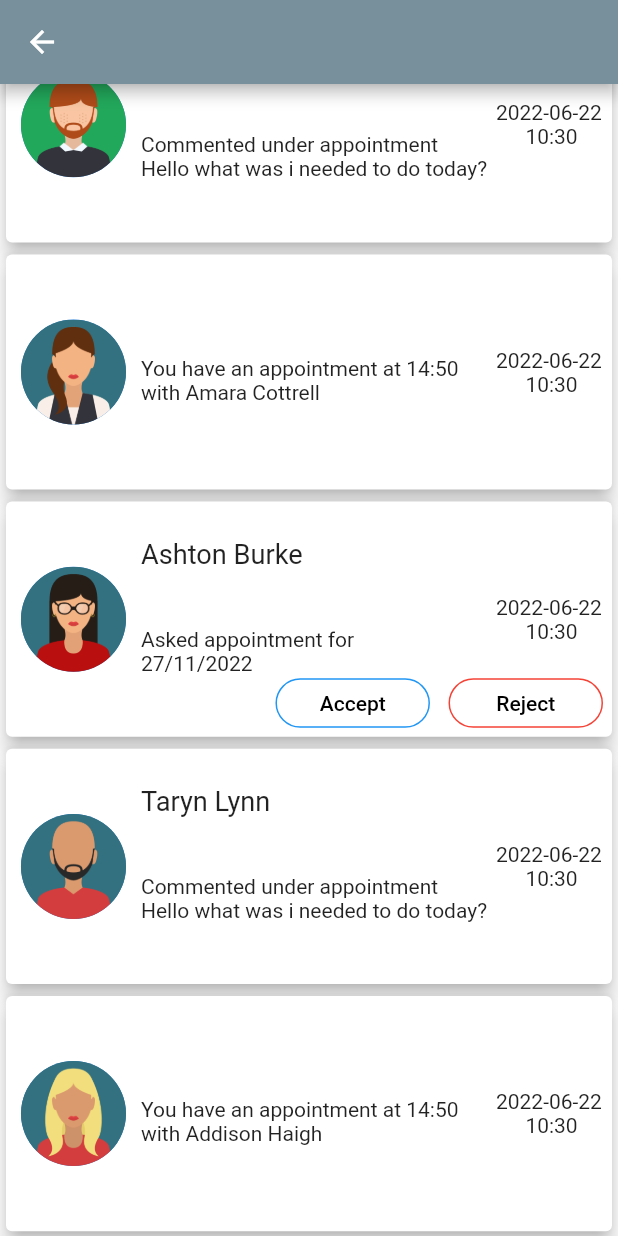
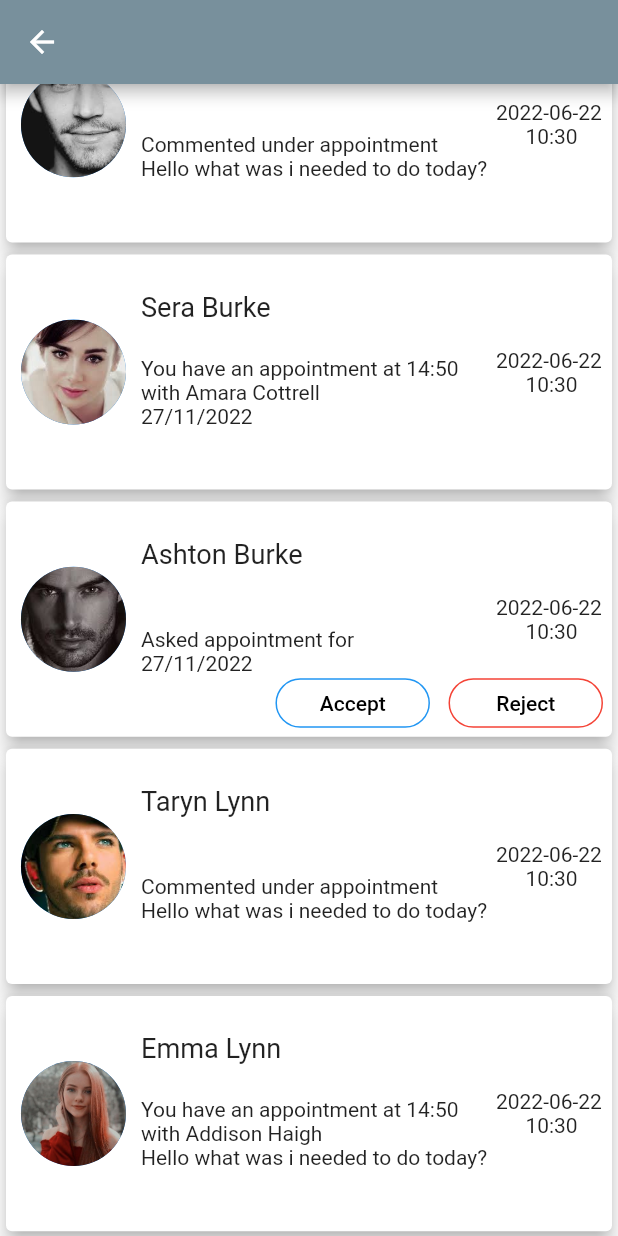
Before and after one commit to UNIGIBBS/hospital-doctor, a Flutter app: the AppointmentRequest screen opened directly, scrolled down 220 dp, on a phone screen of 412 x 824 dp. Run offline on Flutter 3.47's test engine with Material 2 defaults, Android fonts, the phone set to English and light mode, and no system bars; our stand-ins replace fluttertoast, shared_preferences; accounts and stored records are empty.

```diff
--- a/lib/pages/appointment_request.dart
+++ b/lib/pages/appointment_request.dart
@@ -30,7 +30,7 @@ class AppointmentRequest extends StatelessWidget {
               height: height,
               width: width,
             ),
-            image: 'assets/images/user (1).png',
+            image: 'assets/images/profile_1.png',
           ),
           appointment_card(
             height: height,
@@ -40,17 +40,17 @@ class AppointmentRequest extends StatelessWidget {
             text2: "Commented under appointment",
             text3: "Hello what was i needed to do today?",
             buttons: Container(),
-            image: 'assets/images/user (2).png',
+            image: 'assets/images/profile_5.jpg',
           ),
           appointment_card(
             height: height,
             width: width,
-            text1: "",
+            text1: "Sera Burke",
             formattedDate: formattedDate,
             text2: "You have an appointment at 14:50 with Amara Cottrell",
-            text3: "",
+            text3: "27/11/2022",
             buttons: Container(),
-            image: 'assets/images/user (3).png',
+            image: 'assets/images/profile_3.jpg',
           ),
           appointment_card(
             height: height,
@@ -63,7 +63,7 @@ class AppointmentRequest extends StatelessWidget {
               height: height,
               width: width,
             ),
-            image: 'assets/images/user (4).png',
+            image: 'assets/images/profile_6.jpg',
           ),
           appointment_card(
             height: height,
@@ -73,17 +73,17 @@ class AppointmentRequest extends StatelessWidget {
             text2: "Commented under appointment",
             text3: "Hello what was i needed to do today?",
             buttons: Container(),
-            image: 'assets/images/user (5).png',
+            image: 'assets/images/profile_4.jpg',
           ),
           appointment_card(
             height: height,
             width: width,
-            text1: "",
+            text1: "Emma Lynn",
             formattedDate: formattedDate,
             text2: "You have an appointment at 14:50 with Addison Haigh",
-            text3: "",
+            text3: "Hello what was i needed to do today?",
             buttons: Container(),
-            image: 'assets/images/user (6).png',
+            image: 'assets/images/profile_1.png',
           ),
         ],
       ),
--- a/lib/pages/appointments.dart
+++ b/lib/pages/appointments.dart
@@ -32,26 +32,26 @@ class ProfileList extends StatefulWidget {
 class _ProfileListState extends State<ProfileList> {
   List<Patient> items9_10 = [
     Patient("Wyatt", 22, "Hackett", DateTime.utc(2022, 19, 6),
-        DateTime.utc(2000, 26, 1), 'assets/images/user (1).png', 'Fever'),
+        DateTime.utc(2000, 26, 1), 'assets/images/profile_4.jpg', 'Fever'),
     Patient("Lea", 22, "Mcdowell", DateTime.utc(2022, 19, 6),
-        DateTime.utc(2000, 26, 1), 'assets/images/user (2).png', 'Diarrhea'),
+        DateTime.utc(2000, 26, 1), 'assets/images/profile_3.jpg', 'Diarrhea'),
     Patient("Arian", 22, "Hunter", DateTime.utc(2022, 19, 6),
-        DateTime.utc(2000, 26, 1), 'assets/images/user (3).png', 'Fatigue and Muscle aches'),
+        DateTime.utc(2000, 26, 1), 'assets/images/profile_2.jpg', 'Fatigue and Muscle aches'),
   ];
 
   List<Patient> items10_11 = [
     Patient("Beau", 22, "Randall", DateTime.utc(2022, 19, 6),
-        DateTime.utc(2000, 26, 1), 'assets/images/user (4).png', 'Coughing'),
+        DateTime.utc(2000, 26, 1), 'assets/images/profile_1.png', 'Coughing'),
     Patient("Avi", 22, "Kelley", DateTime.utc(2022, 19, 6),
-        DateTime.utc(2000, 26, 1), 'assets/images/user (5).png', 'Vomiting'),
+        DateTime.utc(2000, 26, 1), 'assets/images/profile_5.jpg', 'Vomiting'),
     Patient("Darla", 22, "Ross", DateTime.utc(2022, 19, 6),
-        DateTime.utc(2000, 26, 1), 'asstes/images/user (4).png', 'Chills'),
+        DateTime.utc(2000, 26, 1), 'assets/images/profile_6.jpg', 'Chills'),
     Patient("Logan", 22, "Haworth", DateTime.utc(2022, 19, 6),
-        DateTime.utc(2000, 26, 1), 'asstes/images/user (5).png', 'Headache'),
+        DateTime.utc(2000, 26, 1), 'assets/images/profile_7.jpg', 'Headache'),
     Patient("Gurpreet", 22, "Burgess", DateTime.utc(2022, 19, 6),
-        DateTime.utc(2000, 26, 1), 'assets/images/user (8).png', 'Stomachache'),
+        DateTime.utc(2000, 26, 1), 'assets/images/profile_9.jpg', 'Stomachache'),
     Patient("Sierra", 22, "Roche", DateTime.utc(2022, 19, 6),
-        DateTime.utc(2000, 26, 1), 'assets/images/user (9).png', 'Nausea'),
+        DateTime.utc(2000, 26, 1), 'assets/images/profile_8.jpg', 'Nausea'),
   ];
 
   @override
@@ -80,7 +80,7 @@ class _ProfileListState extends State<ProfileList> {
               child: CircleAvatar(
                 radius: 30,
                 backgroundImage:
-                AssetImage('assets/images/doctor.png'),
+                AssetImage('assets/images/doctor_profile2.jpg'),
               ),
             ),
           ],
```
Also changed, not shown: assets/images/doctor_profile.jpg (added), assets/images/doctor_profile2.jpg (added), assets/images/profile_1.png (added), assets/images/profile_2.jpg (added), assets/images/profile_3.jpg (added), assets/images/profile_4.jpg (added), assets/images/profile_5.jpg (added), assets/images/profile_6.jpg (added), assets/images/profile_7.jpg (added), assets/images/profile_8.jpg (added), assets/images/profile_9.jpg (added).
